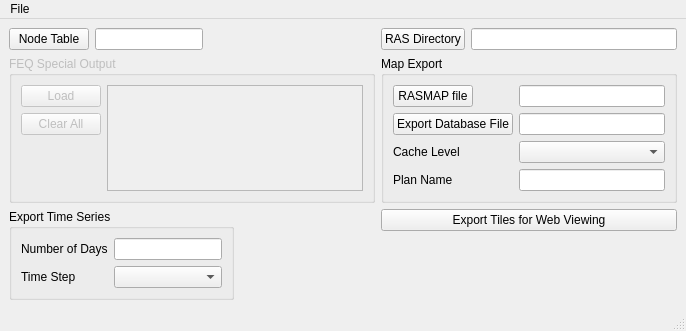
apdunn2/FEQ-Special-Output-to-RAS, file gui/feqrasmapper.ui: the form before one commit.
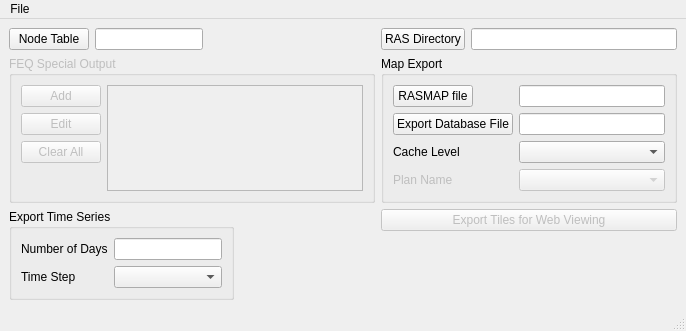
The form after the commit.

What changed in the file:
```diff
--- a/gui/feqrasmapper.ui
+++ b/gui/feqrasmapper.ui
@@ -65,7 +65,14 @@
          <item>
           <widget class="QPushButton" name="loadSpecOutputPushButton">
            <property name="text">
-            <string>Load</string>
+            <string>Add</string>
+           </property>
+          </widget>
+         </item>
+         <item>
+          <widget class="QPushButton" name="editSpecOutputPushButton">
+           <property name="text">
+            <string>Edit</string>
            </property>
           </widget>
          </item>
@@ -145,7 +152,10 @@
         <widget class="QComboBox" name="cacheLevelComboBox"/>
        </item>
        <item row="3" column="0">
-        <widget class="QLabel" name="label_4">
+        <widget class="QLabel" name="planNameLabel">
+         <property name="enabled">
+          <bool>false</bool>
+         </property>
          <property name="text">
           <string>Plan Name</string>
          </property>
@@ -155,7 +165,11 @@
         </widget>
        </item>
        <item row="3" column="1">
-        <widget class="QLineEdit" name="planNameLineEdit"/>
+        <widget class="QComboBox" name="planNameComboBox">
+         <property name="enabled">
+          <bool>false</bool>
+         </property>
+        </widget>
        </item>
       </layout>
      </widget>
@@ -197,6 +211,9 @@
     </item>
     <item row="2" column="1">
      <widget class="QPushButton" name="exportTilesPushButton">
+      <property name="enabled">
+       <bool>false</bool>
+      </property>
       <property name="text">
        <string>Export Tiles for Web Viewing</string>
       </property>
```
Left out of the diff: 25 changed lines with no effect on the pictures.
